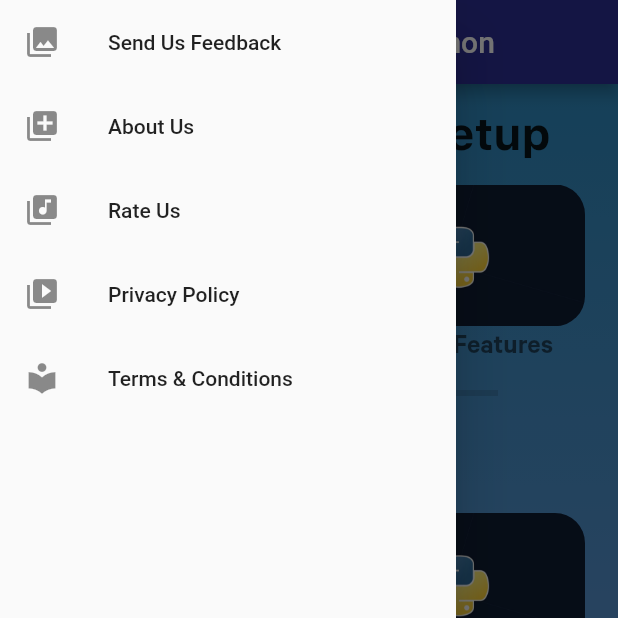
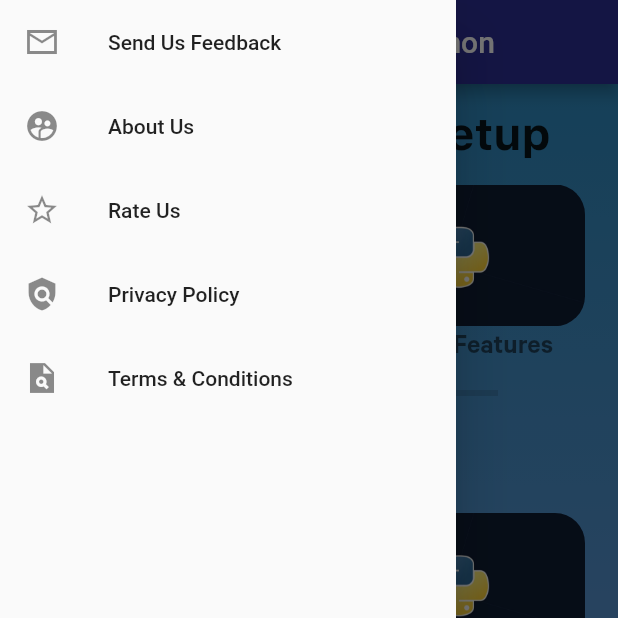
Before and after one commit to hemangdtu/python_app, a Flutter app: the screen it shows after launch, with the side drawer open, on a phone screen of 412 x 824 dp, the top half of it. Run offline on Flutter 3.47's test engine with Material 2 defaults, Android fonts, the light colour scheme and no system bars; drawn by our look-alikes of curved_navigation_bar; our stand-ins replace flutter_markdown, youtube_player_flutter; Roboto replaces fonts that are missing (PlayfairDisplay).

Commit message:
Minor enhancements

```diff
--- /dev/null
+++ b/lib/meta/constants.dart
@@ -0,0 +1,25 @@
+import 'package:flutter/material.dart';
+
+Decoration gradientSet = BoxDecoration(
+  gradient: LinearGradient(
+    colors: [
+      Color(0xFF7E9BE0),
+      Color(0xFF2E8BC0),
+    ],
+    begin: Alignment.bottomCenter,
+    end: Alignment.topCenter,
+    tileMode: TileMode.clamp,
+  ),
+);
+
+Color navBarButtonBackgroundColor = Color(0xFF3538B5);
+Color navBarBackgroundColor = Color(0xFF7E9BE0);
+Color navBarColor = Color(0xFF2C2D95);
+
+List<List<dynamic>> navBarOptions = [
+  [Icons.ondemand_video, "YouTube Video Tutorials"],
+  [Icons.code, "Examples"],
+  [Icons.apps, "Notes and Tutorials"],
+  [Icons.assignment, "Questions and Answers"],
+  [Icons.book, "Resources"],
+];
--- a/lib/models/ExampleScreen/exampleContentPage.dart
+++ b/lib/models/ExampleScreen/exampleContentPage.dart
@@ -36,10 +36,6 @@ class ExampleContentPage extends StatelessWidget {
           ),
           body: TabBarView(
             children: exampleContent(domain),
-            // children: [
-            // markdownContent("print(\"Hello, World!\")"),
-            // markdownContent(sumOfNumbersMarkdown),
-            // ],
           ),
         ),
       ),
--- a/lib/screens/homeScreen.dart
+++ b/lib/screens/homeScreen.dart
@@ -1,4 +1,5 @@
 import 'package:flutter/material.dart';
+import 'package:python_app/meta/constants.dart';
 import 'package:python_app/meta/data.dart';
 import 'package:python_app/models/HomeScreen/horizontalListTiles.dart';
 
@@ -39,17 +40,7 @@ class HomeScreen extends StatelessWidget {
     }
     return Scaffold(
       body: Container(
-        decoration: BoxDecoration(
-          gradient: LinearGradient(
-            colors: [
-              Color(0xFF7E9BE0),
-              Color(0xFF2E8BC0),
-            ],
-            begin: Alignment.bottomCenter,
-            end: Alignment.topCenter,
-            tileMode: TileMode.clamp,
-          ),
-        ),
+        decoration: gradientSet,
         child: new ListView(children: sectionLists),
       ),
     );
--- a/lib/screens/landingPage.dart
+++ b/lib/screens/landingPage.dart
@@ -1,8 +1,10 @@
 import 'package:flutter/material.dart';
 
 import 'package:curved_navigation_bar/curved_navigation_bar.dart';
+import 'package:python_app/meta/constants.dart';
 
 import 'package:python_app/models/qna_page.dart';
+import 'package:python_app/screens/aboutUs.dart';
 //import 'package:python_app/screens/search.dart';
 import 'package:python_app/screens/youtube_list.dart';
 import 'package:python_app/screens/examples_list.dart';
@@ -69,24 +71,29 @@ class _LandingPageState extends State<LandingPage> {
         child: ListView(
           children: <Widget>[
             ListTile(
-              leading: Icon(Icons.photo_library),
+              leading: Icon(Icons.mail_outline_sharp),
               title: Text("Send Us Feedback"),
               onTap: ContactUs.workingWithSmileMail,
             ),
             ListTile(
-              leading: Icon(Icons.library_add),
+              leading: Icon(Icons.supervised_user_circle_sharp),
               title: Text("About Us"),
+              onTap: () {
+                Navigator.push(context, MaterialPageRoute(builder: (context) {
+                  return AboutUsPage();
+                }));
+              },
             ),
             ListTile(
-              leading: Icon(Icons.library_music),
+              leading: Icon(Icons.star_border_sharp),
               title: Text("Rate Us"),
             ),
             ListTile(
-              leading: Icon(Icons.video_library),
+              leading: Icon(Icons.policy_sharp),
               title: Text("Privacy Policy"),
             ),
             ListTile(
-              leading: Icon(Icons.local_library),
+              leading: Icon(Icons.plagiarism_sharp),
               title: Text("Terms & Conditions"),
             ),
           ],
@@ -98,41 +105,18 @@ class _LandingPageState extends State<LandingPage> {
         child: _showPage,
       ),
       bottomNavigationBar: CurvedNavigationBar(
-        color: Color(0xFF2C2D95),
-        backgroundColor: Color(0xFF7E9BE0),
-        buttonBackgroundColor: Color(0xFF3538B5),
+        color: navBarColor,
+        backgroundColor: navBarBackgroundColor,
+        buttonBackgroundColor: navBarButtonBackgroundColor,
         height: 54,
         items: <Widget>[
-          Icon(
-            Icons.ondemand_video,
-            size: 40,
-            color: Colors.white,
-            semanticLabel: "YouTube Video Tutorials",
-          ),
-          Icon(
-            Icons.code,
-            size: 40,
-            color: Colors.white,
-            semanticLabel: "Examples",
-          ),
-          Icon(
-            Icons.apps,
-            size: 40,
-            color: Colors.white,
-            semanticLabel: "Notes and Tutorials",
-          ),
-          Icon(
-            Icons.assignment,
-            size: 40,
-            color: Colors.white,
-            semanticLabel: "Questions and Answers",
-          ),
-          Icon(
-            Icons.book,
-            size: 40,
-            color: Colors.white,
-            semanticLabel: "Resources",
-          ),
+          for (int i = 0; i < navBarOptions.length; i++)
+            Icon(
+              navBarOptions[i][0],
+              size: 40,
+              color: Colors.white,
+              semanticLabel: navBarOptions[i][1],
+            ),
         ],
         onTap: (int tappedIndex) {
           setState(
```
Also changed, not shown: lib/models/ExampleScreen/programList.dart (+2 -11 lines), lib/models/qna_page.dart (+3 -14 lines), lib/screens/aboutUs.dart (added, +32 -0 lines), lib/screens/examples_list.dart (+2 -11 lines), lib/screens/resources.dart (+2 -11 lines), lib/screens/youtube_list.dart (+2 -11 lines).
